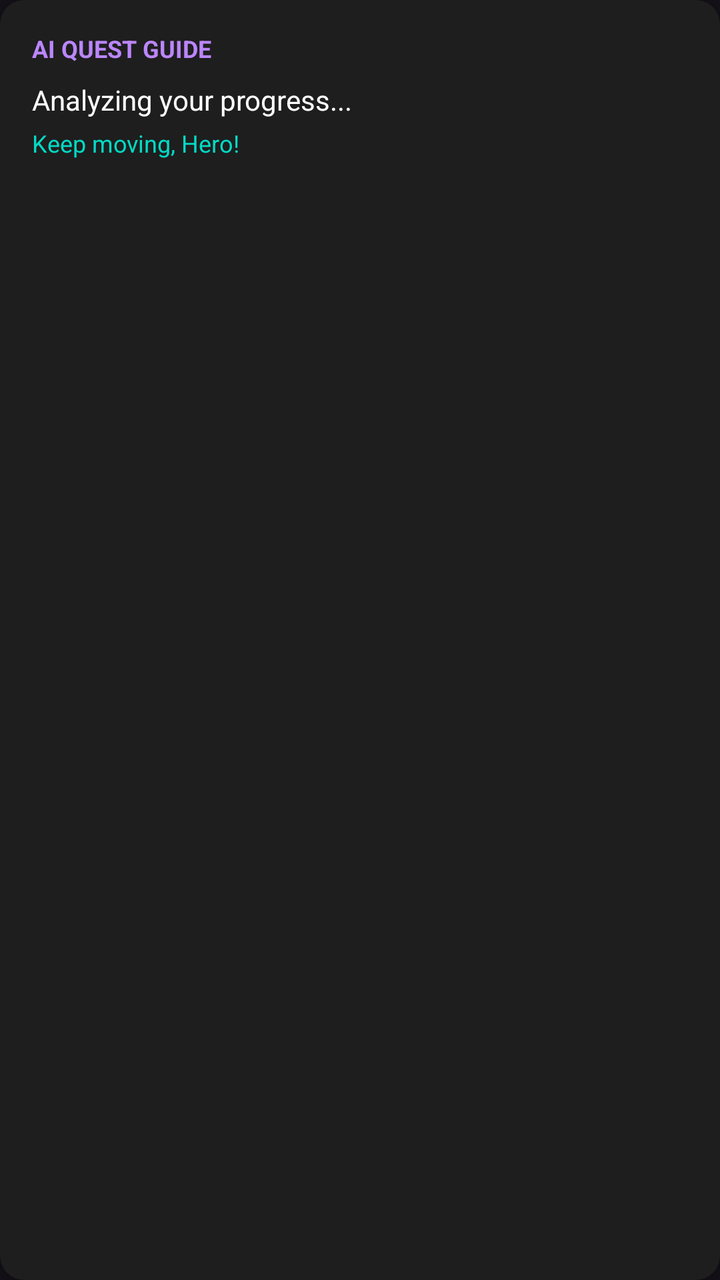
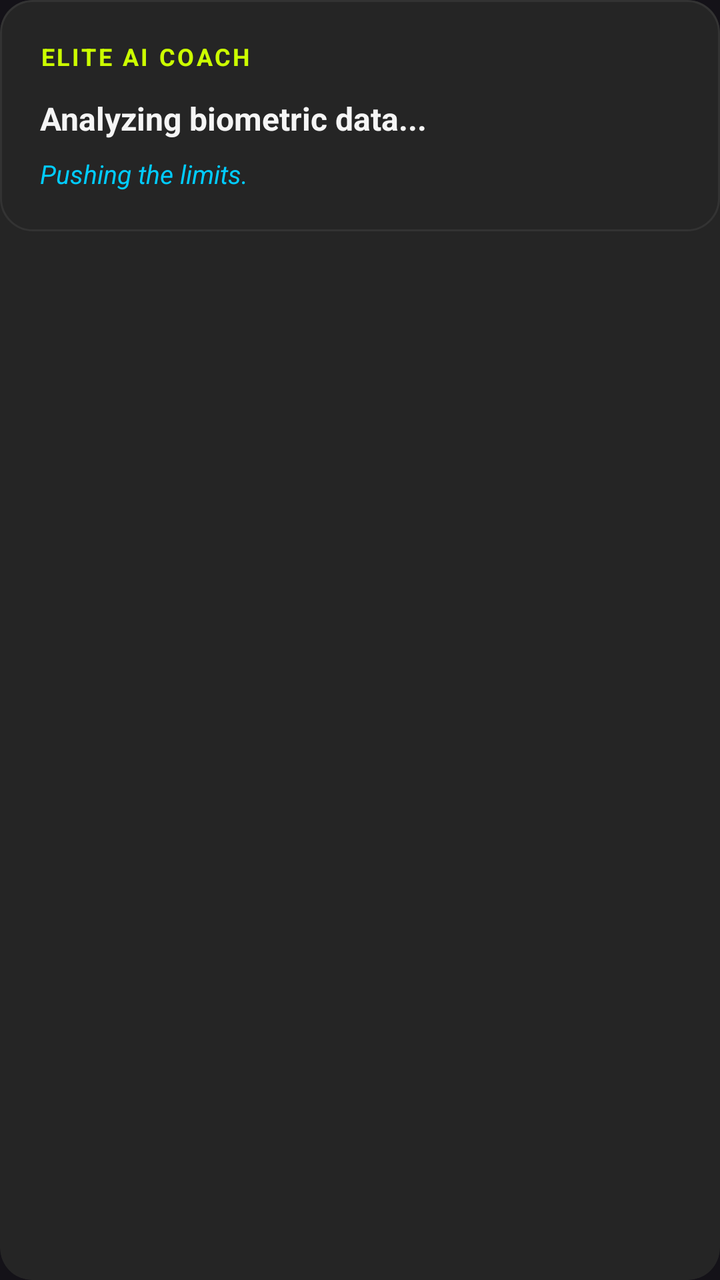

The first picture is an Android layout as it rendered before a commit; the second is the same layout after the commit. The layout source and the unified diff follow.
<!-- AndroidManifest.xml: application theme Theme.Material3.Dark -->
<!-- res/layout/layout_workout_suggestion.xml -->
<?xml version="1.0" encoding="utf-8"?>
<androidx.cardview.widget.CardView xmlns:android="http://schemas.android.com/apk/res/android"
    xmlns:app="http://schemas.android.com/apk/res-auto"
    android:layout_width="match_parent"
    android:layout_height="wrap_content"
    app:cardBackgroundColor="#1E1E1E"
    app:cardCornerRadius="12dp"
    app:cardElevation="4dp"
    android:layout_margin="8dp">

    <LinearLayout
        android:layout_width="match_parent"
        android:layout_height="wrap_content"
        android:orientation="vertical"
        android:padding="16dp">

        <TextView
            android:id="@+id/tvAiHeader"
            android:layout_width="wrap_content"
            android:layout_height="wrap_content"
            android:text="AI QUEST GUIDE"
            android:textColor="#BB86FC"
            android:textSize="12sp"
            android:textStyle="bold" />

        <TextView
            android:id="@+id/tvSuggestionText"
            android:layout_width="match_parent"
            android:layout_height="wrap_content"
            android:layout_marginTop="8dp"
            android:text="Analyzing your progress..."
            android:textColor="#FFFFFF"
            android:textSize="14sp" />

        <TextView
            android:id="@+id/tvEncouragement"
            android:layout_width="match_parent"
            android:layout_height="wrap_content"
            android:layout_marginTop="4dp"
            android:text="Keep moving, Hero!"
            android:textColor="#03DAC5"
            android:textSize="12sp"
            android:fontStyle="italic" />
    </LinearLayout>
</androidx.cardview.widget.CardView>
<!-- resources referenced by this layout -->
<resources>

</resources>

<!-- the commit's change to res/layout/layout_workout_suggestion.xml (unified diff, before → after) -->
@@ -3,43 +3,47 @@
     xmlns:app="http://schemas.android.com/apk/res-auto"
     android:layout_width="match_parent"
     android:layout_height="wrap_content"
-    app:cardBackgroundColor="#1E1E1E"
-    app:cardCornerRadius="12dp"
-    app:cardElevation="4dp"
-    android:layout_margin="8dp">
+    app:cardBackgroundColor="@color/gym_card_bg"
+    app:cardCornerRadius="16dp"
+    app:cardElevation="0dp"
+    android:layout_margin="4dp">
 
     <LinearLayout
         android:layout_width="match_parent"
         android:layout_height="wrap_content"
         android:orientation="vertical"
-        android:padding="16dp">
+        android:padding="20dp"
+        android:background="@drawable/bg_suggestion_card">
 
         <TextView
             android:id="@+id/tvAiHeader"
             android:layout_width="wrap_content"
             android:layout_height="wrap_content"
-            android:text="AI QUEST GUIDE"
-            android:textColor="#BB86FC"
+            android:text="ELITE AI COACH"
+            android:textColor="@color/gym_neon_green"
             android:textSize="12sp"
+            android:letterSpacing="0.1"
             android:textStyle="bold" />
 
         <TextView
             android:id="@+id/tvSuggestionText"
             android:layout_width="match_parent"
             android:layout_height="wrap_content"
-            android:layout_marginTop="8dp"
-            android:text="Analyzing your progress..."
-            android:textColor="#FFFFFF"
-            android:textSize="14sp" />
+            android:layout_marginTop="12dp"
+            android:text="Analyzing biometric data..."
+            android:textColor="@color/gym_white"
+            android:textSize="16sp"
+            android:lineSpacingExtra="4dp"
+            android:textStyle="bold" />
 
         <TextView
             android:id="@+id/tvEncouragement"
             android:layout_width="match_parent"
             android:layout_height="wrap_content"
-            android:layout_marginTop="4dp"
-            android:text="Keep moving, Hero!"
-            android:textColor="#03DAC5"
-            android:textSize="12sp"
-            android:fontStyle="italic" />
+            android:layout_marginTop="8dp"
+            android:text="Pushing the limits."
+            android:textColor="@color/gym_electric_blue"
+            android:textSize="13sp"
+            android:textStyle="italic" />
     </LinearLayout>
 </androidx.cardview.widget.CardView>
<!-- resource entries referenced after the edit -->
@@ -1,5 +1,18 @@
 <!-- resources referenced by this layout -->
 <resources>
-
+  <color name="gym_card_bg">#252525</color>
+  <color name="gym_electric_blue">#00CCFF</color>
+  <color name="gym_neon_green">#CCFF00</color>
+  <color name="gym_white">#F5F5F5</color>
+  <!-- drawable bg_suggestion_card (drawable) -->
+  <?xml version="1.0" encoding="utf-8"?>
+  <shape xmlns:android="http://schemas.android.com/apk/res/android"
+      android:shape="rectangle">
+      <solid android:color="@color/gym_card_bg" />
+      <corners android:radius="16dp" />
+      <stroke
+          android:width="1dp"
+          android:color="#333333" />
+  </shape>
 </resources>
 
